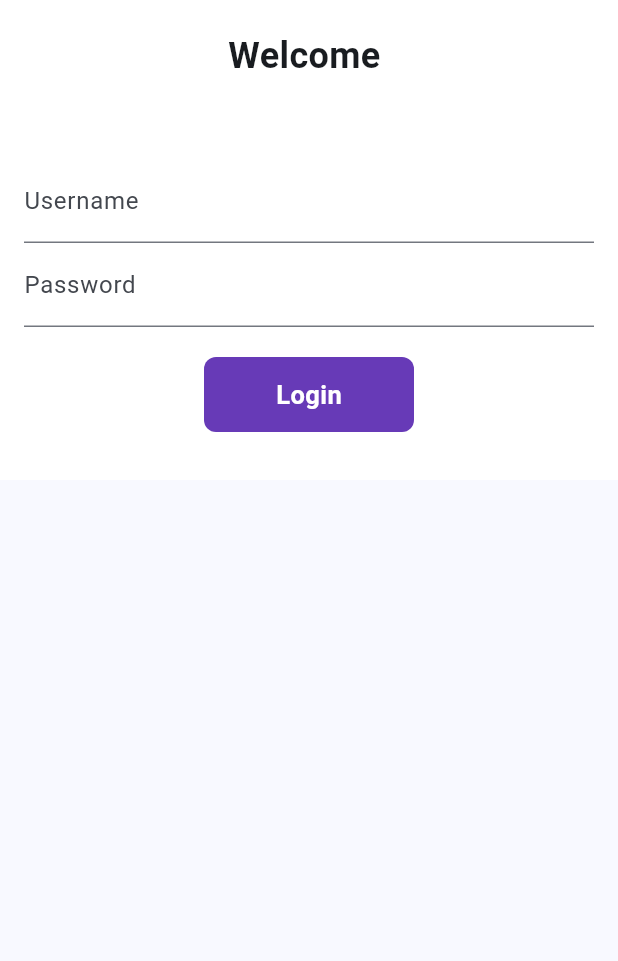
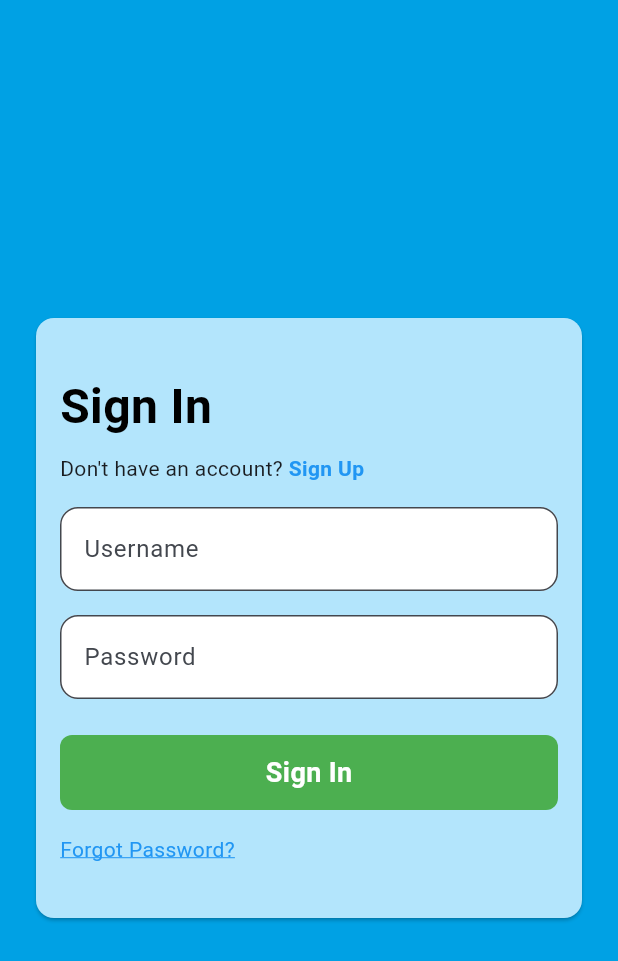
Before and after one commit to shivamkunkolikar/quiz_app, a Flutter app: the screen it shows after launch, on a phone screen of 412 x 824 dp. Shown: the top 961 px of the screen. Run offline on Flutter 3.47's test engine with Material 3 defaults, Android fonts, the phone set to English and light mode, and no system bars; our stand-ins replace cloud_firestore, firebase_core, shared_preferences; accounts and stored records are empty.

Commit message:
signup_page and login_page modification 18/09/2024

```diff
--- a/lib/login_page.dart
+++ b/lib/login_page.dart
@@ -1,12 +1,8 @@
 import 'package:flutter/material.dart';
 import 'package:quiz_app/home_page.dart';
-//import 'package:firebase_core/firebase_core.dart';
+import 'package:quiz_app/signup_page.dart'; // Import the sign-up page
 import 'package:cloud_firestore/cloud_firestore.dart';
-//import 'package:quiz_app/main.dart';
-// import 'package:project/utils/routes.dart';
-import 'package:quiz_app/func_utils.dart';
 import 'package:shared_preferences/shared_preferences.dart';
-
 
 class LoginPage extends StatefulWidget {
   @override
@@ -14,31 +10,20 @@ class LoginPage extends StatefulWidget {
 }
 
 class _LoginPageState extends State<LoginPage> {
-  String name = "";
+  String username = "";
+  String password = "";
   bool changeButton = false;
   bool login_true = false;
-  // final _formKey = GlobalKey<FormState>();
 
-  Future<bool> is_correct(username, password) async{
+  Future<bool> is_correct(String username, String password) async {
     try {
       FirebaseFirestore firestore = FirebaseFirestore.instance;
-      DocumentSnapshot userDoc = await firestore.collection('users').doc(username).get();
+      DocumentSnapshot userDoc =
+          await firestore.collection('users').doc(username).get();
 
       if (userDoc.exists) {
         String storedPassword = userDoc['password'];
         if (storedPassword == password) {
-          email = userDoc['email'];
-          createdTests = userDoc['createdTests'];
-          answeredTests = userDoc['answeredTests'];
-          for(int i=0 ; i<createdTests.length ; i++) {
-            Map? tmp = await getDocField(createdTests[i]);
-            createdTestsObject.add(tmp);
-          }
-
-          for(int i=0 ; i<answeredTests.length ; i++) {
-            Map? tmp = await getDocField(answeredTests[i]);
-            answeredTestsObject.add(tmp);
-          }
           return true;
         } else {
           return false;
@@ -46,32 +31,33 @@ class _LoginPageState extends State<LoginPage> {
       } else {
         return false;
       }
-
     } catch (e) {
       print('Error fetching user credentials: $e');
       return false;
     }
-
   }
 
   moveToHome(BuildContext context) async {
     login_true = await is_correct(username, password);
     final prefs = await SharedPreferences.getInstance();
     prefs.setString('username', username);
-    prefs.setString('email', email);
-    print(username);
-    if(login_true) {
-      setState(() { changeButton = true; });
+    if (login_true) {
+      setState(() {
+        changeButton = true;
+      });
       await Future.delayed(const Duration(seconds: 1));
-      Navigator.pop(context);
-      Navigator.push(context, MaterialPageRoute(builder: (context) => HomePage()));
-
-      setState(() { changeButton = false; });
-    }
-    else {
-      setState(() { changeButton = true; });
+      Navigator.pushReplacement(
+        context,
+        MaterialPageRoute(builder: (context) => HomePage()),
+      );
+    } else {
+      setState(() {
+        changeButton = true;
+      });
       await Future.delayed(const Duration(seconds: 1));
-      setState(() { changeButton = false; });
+      setState(() {
+        changeButton = false;
+      });
     }
   }
 
@@ -79,89 +65,146 @@ class _LoginPageState extends State<LoginPage> {
   Widget build(BuildContext context) {
     return Scaffold(
       body: SingleChildScrollView(
-        child: Material(
-          color: Colors.white,
+        child: Container(
+          width: double.infinity,
+          height: MediaQuery.of(context).size.height,
+          color: const Color(0xFF00A1E4),
           child: Column(
+            mainAxisAlignment: MainAxisAlignment.center,
             children: [
+              Card(
+                margin: const EdgeInsets.symmetric(horizontal: 24.0),
+                color: const Color(0xFFB3E5FC),
+                shape: RoundedRectangleBorder(
+                  borderRadius: BorderRadius.circular(12),
+                ),
+                child: Padding(
+                  padding: const EdgeInsets.all(16.0),
+                  child: Column(
+                    crossAxisAlignment: CrossAxisAlignment.start,
+                    children: [
+                      const SizedBox(height: 20),
 
-              const SizedBox(height: 20), // Add space between the image and text
+                      const Text(
+                        "Sign In",
+                        style: TextStyle(
+                          fontSize: 32,
+                          fontWeight: FontWeight.bold,
+                          color: Colors.black,
+                        ),
+                        textAlign: TextAlign.left,
+                      ),
 
-              Text(
-                "Welcome $name",
-                style: const TextStyle(
-                  fontSize: 24,
+                      const SizedBox(height: 8),
+
+                      Row(
+                        mainAxisAlignment: MainAxisAlignment.start,
+                        children: [
+                          const Text("Don't have an account? "),
+                          GestureDetector(
+                            onTap: () {
+                              // Navigate to the sign-up page
+                              Navigator.push(
+                                context,
+                                MaterialPageRoute(
+                                  builder: (context) => SignupPage(), // Navigate to SignUpPage
+                                ),
+                              );
+                            },
+                            child: const Text(
+                              "Sign Up",
+                              style: TextStyle(
+                                color: Colors.blue,
                                 fontWeight: FontWeight.bold,
                               ),
                             ),
+                          ),
+                        ],
+                      ),
 
-              const SizedBox(height: 20), // Add space between text and form fields
+                      const SizedBox(height: 16),
 
-              Padding(
-                padding: const EdgeInsets.symmetric(
-                    horizontal: 16.0, vertical: 32.0),
-                child: Column(
-                  children: [
                       TextFormField(
                         decoration: const InputDecoration(
                           hintText: "Enter username",
                           labelText: "Username",
+                          filled: true,
+                          fillColor: Colors.white,
+                          border: OutlineInputBorder(
+                            borderRadius: BorderRadius.all(Radius.circular(12)),
                           ),
-                      validator: (value) {
-                        if (value!.isEmpty) {
-                          return "Username cannot be empty";
-                        }
-                        return null;
-                      },
+                        ),
                         onChanged: (value) {
-                        name = value;
-                        username = value;
-                        setState(() {});
+                          // Handle changes
                         },
                       ),
+
+                      const SizedBox(height: 16),
 
                       TextFormField(
                         obscureText: true,
                         decoration: const InputDecoration(
                           hintText: "Enter password",
                           labelText: "Password",
+                          filled: true,
+                          fillColor: Colors.white,
+                          border: OutlineInputBorder(
+                            borderRadius: BorderRadius.all(Radius.circular(12)),
+                          ),
                         ),
                         onChanged: (value) {
-                        password = value;
+                          // Handle changes
                         },
-
                       ),
 
-                    const SizedBox(height: 20),
+                      const SizedBox(height: 24),
 
                       Material(
-                      color: Colors.deepPurple,
-                      borderRadius: BorderRadius.circular(changeButton ? 50 : 8),
+                        color: Colors.green,
+                        borderRadius: BorderRadius.circular(8),
                         child: InkWell(
-                        splashColor: const Color.fromARGB(255, 126, 90, 189),
-                        onTap: () => moveToHome(context),
-                        child: AnimatedContainer(
-                          duration: const Duration(seconds: 1),
-                          width: changeButton ? 90 : 140,
+                          onTap: () {
+                            // Handle sign in
+                          },
+                          child: const SizedBox(
                             height: 50,
-                          alignment: Alignment.center,
-                          child: changeButton
-                              ? login_true ?
-                                  const Icon(Icons.done, color: Colors.white,)
-                                : const Icon(Icons.close, color: Colors.white,)
-                              : const Text(
-                                  "Login",
+                            width: double.infinity,
+                            child: Center(
+                              child: Text(
+                                "Sign In",
                                 style: TextStyle(
                                   color: Colors.white,
+                                  fontSize: 18,
                                   fontWeight: FontWeight.bold,
-                                      fontSize: 17),
                                 ),
                               ),
                             ),
                           ),
+                        ),
+                      ),
+
+                      const SizedBox(height: 16),
+
+                      GestureDetector(
+                        onTap: () {
+                          // Navigate to forgot password
+                        },
+                        child: const Text(
+                          "Forgot Password?",
+                          style: TextStyle(
+                            color: Colors.blue,
+                            decoration: TextDecoration.underline,
+                            decorationColor: Colors.blue,
+                          ),
+                          textAlign: TextAlign.left,
+                        ),
+                      ),
+
+                      const SizedBox(height: 20),
                     ],
                   ),
                 ),
-
+              ),
             ],
           ),
         ),
```
Also changed, not shown: lib/signup_page.dart (+284 -0 lines). Lines whose indentation alone changed are shown as unchanged.
